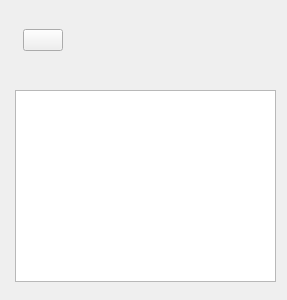
Galoev/nutritionist-helper, file project/forms/Activity_info.ui: the form before one commit.
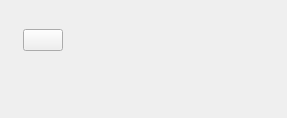
The form after the commit. Icons and pictures are not drawn.

Commit message: Изменены формы активности

The edit to the form file:
```diff
--- a/project/forms/Activity_info.ui
+++ b/project/forms/Activity_info.ui
@@ -7,7 +7,7 @@
     <x>0</x>
     <y>0</y>
     <width>287</width>
-    <height>300</height>
+    <height>118</height>
    </rect>
   </property>
   <property name="windowTitle">
@@ -53,15 +53,18 @@
     </item>
    </layout>
   </widget>
-  <widget class="QTextBrowser" name="textBrowser_activityDescription">
+  <widget class="QLabel" name="label_kcal">
    <property name="geometry">
     <rect>
-     <x>15</x>
-     <y>90</y>
+     <x>10</x>
+     <y>80</y>
      <width>261</width>
-     <height>192</height>
+     <height>21</height>
     </rect>
    </property>
+   <property name="text">
+    <string>&lt;kcal / kg / min&gt;</string>
+   </property>
   </widget>
  </widget>
  <resources>
```
The commit also changes 2 other files.
